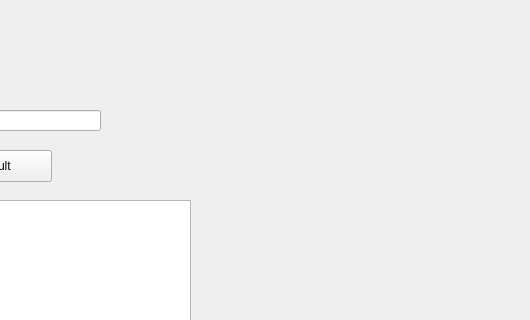
Before: the Qt Designer form dm9375/polynomonewindow.ui in S1ckick/dm9375, drawn with Qt 5; both pictures show x 270 to 800 and y 0 to 320 of the 800 by 600 pixel window.
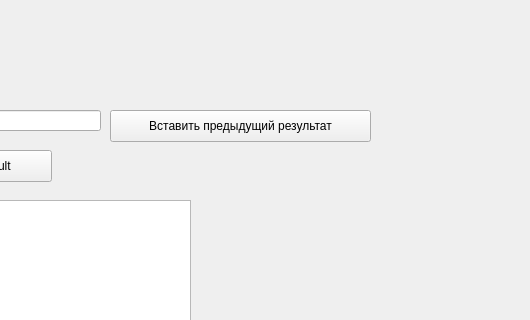
After: the same form once the commit is applied.

Patch:
```diff
--- a/dm9375/polynomonewindow.ui
+++ b/dm9375/polynomonewindow.ui
@@ -89,6 +89,19 @@
      <string/>
     </property>
    </widget>
+   <widget class="QPushButton" name="pushButton">
+    <property name="geometry">
+     <rect>
+      <x>380</x>
+      <y>110</y>
+      <width>261</width>
+      <height>32</height>
+     </rect>
+    </property>
+    <property name="text">
+     <string>Вставить предыдущий результат</string>
+    </property>
+   </widget>
   </widget>
   <widget class="QMenuBar" name="menubar">
    <property name="geometry">
```
